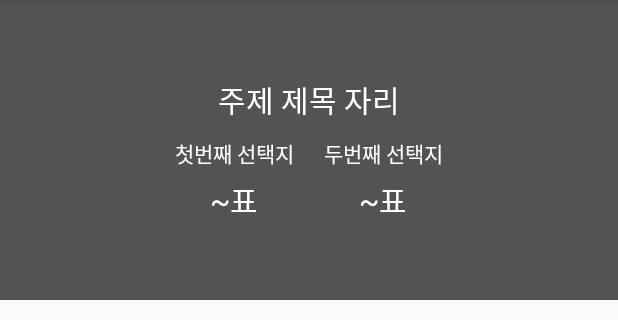
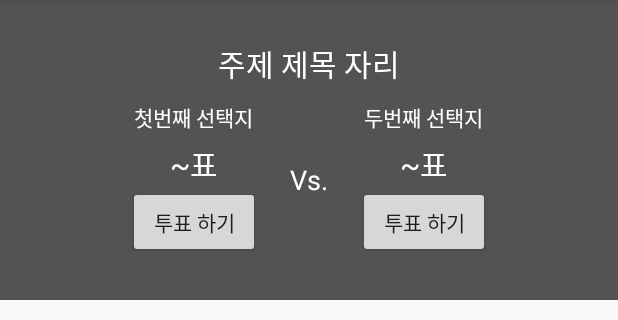
Before and after one commit to cho881020/APIPractice_20200613, an Android app: the ViewTopicDetailActivity screen opened directly, with no data from a screen before it, on a phone screen of 412 x 824 dp, the part 84-404 px from its top. Run offline under Robolectric (Android 15) with nearby library versions, the phone set to English and light mode, and no system bars; pictures from the network do not load.

Commit message:
실제 투표 버튼 추가

```diff
--- a/app/src/main/res/layout/activity_view_topic_detail.xml
+++ b/app/src/main/res/layout/activity_view_topic_detail.xml
@@ -41,7 +41,8 @@
                 android:layout_marginTop="10dp"
                 android:layout_width="wrap_content"
                 android:layout_height="wrap_content"
-                android:orientation="horizontal">
+                android:orientation="horizontal"
+                android:gravity="center">
 
                 <LinearLayout
                     android:layout_width="wrap_content"
@@ -65,7 +66,21 @@
                         android:textSize="20sp"
                         android:textColor="@color/white" />
 
+                    <Button
+                        android:id="@+id/voteToFirstBtn"
+                        android:layout_width="wrap_content"
+                        android:layout_height="wrap_content"
+                        android:text="투표 하기" />
+
                 </LinearLayout>
+
+                <TextView
+                    android:layout_width="wrap_content"
+                    android:layout_height="wrap_content"
+                    android:textColor="@color/white"
+                    android:text="Vs."
+                    android:textSize="18sp"
+                    android:layout_marginLeft="20dp"/>
 
                 <LinearLayout
                     android:layout_width="wrap_content"
@@ -90,6 +105,13 @@
                         android:textSize="20sp"
                         android:textColor="@color/white" />
 
+                    <Button
+                        android:id="@+id/voteToSecondBtn"
+                        android:layout_width="wrap_content"
+                        android:layout_height="wrap_content"
+                        android:text="투표 하기" />
+
+
                 </LinearLayout>
 
 
```
